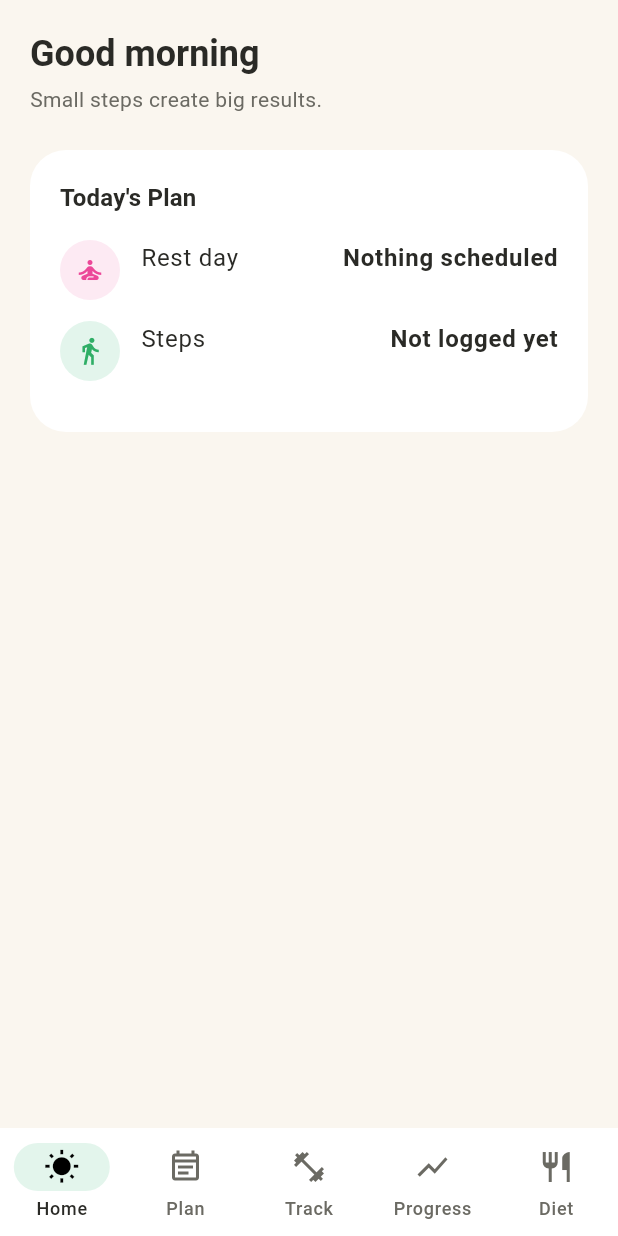
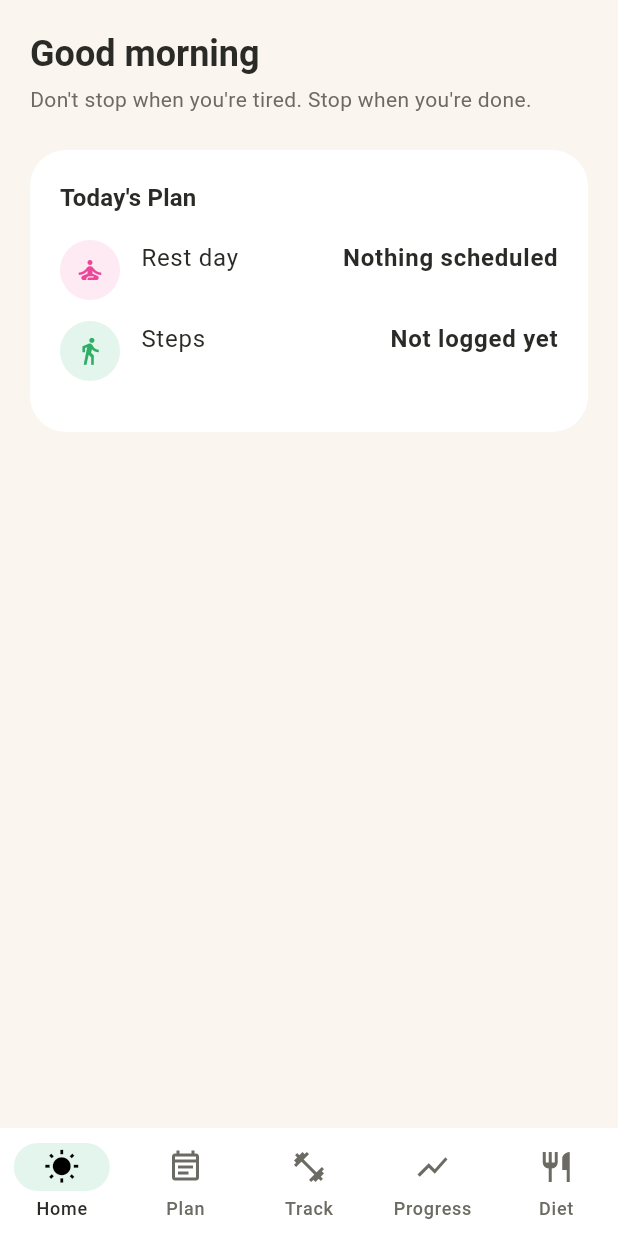
Before and after one commit to maheshsaibabu-debug/FitnessAI, a Flutter app: the TodayScreen screen opened by its route, on a phone screen of 412 x 824 dp. Run offline on Flutter 3.47's test engine with Material 3 defaults, Android fonts, the phone set to English and light mode, and no system bars; our stand-ins replace connectivity_plus, drift, flutter_dotenv, flutter_riverpod, flutter_secure_storage, go_router and 2 more; missing offline and left inert: health; accounts and stored records are empty; generated files the repository leaves out were written again.

Commit message:
Add a daily motivational quote to the Home screen
Replaces the hardcoded "Small steps create big results." subtitle
with MotivationEngine.dailyQuote(date): a deterministic day-of-year
index into a bundled quote list, so it's stable all day and changes
the next, with no state to persist.

Co-Authored-By: Claude Sonnet 5 <noreply@anthropic.com>

```diff
--- a/lib/domain/motivation_engine/motivation_engine.dart
+++ b/lib/domain/motivation_engine/motivation_engine.dart
@@ -58,4 +58,44 @@ class MotivationEngine {
   /// Shown when a streak breaks. Explicitly never framed as a failure —
   /// product spec §31: "Your streak ended. Your progress didn't."
   String streakEndedMessage() => 'Your streak ended. Your progress didn\'t.';
+
+  static const List<String> _dailyQuotes = [
+    'Small steps create big results.',
+    'The only bad workout is the one that didn\'t happen.',
+    'Discipline is choosing between what you want now and what you want most.',
+    'You don\'t have to be extreme, just consistent.',
+    'Progress, not perfection.',
+    'Your body can stand almost anything. It\'s your mind you have to convince.',
+    'Every workout is progress, no matter how small.',
+    'Motivation gets you started. Habit keeps you going.',
+    'Push yourself, because no one else is going to do it for you.',
+    'The pain of discipline weighs ounces; the pain of regret weighs tons.',
+    'Sweat is just fat crying.',
+    'A one-hour workout is 4% of your day. No excuses.',
+    'Strength doesn\'t come from what you can do. It comes from overcoming what you thought you couldn\'t.',
+    'Success starts with self-discipline.',
+    'The only way to finish is to start.',
+    'Don\'t stop when you\'re tired. Stop when you\'re done.',
+    'What seems impossible today will one day become your warm-up.',
+    'Your future self is watching you right now through memories.',
+    'The hardest lift is lifting yourself off the couch.',
+    'Consistency is what transforms average into excellence.',
+    'You are one workout away from a good mood.',
+    'Take care of your body. It\'s the only place you have to live.',
+    'Nothing changes if nothing changes.',
+    'It never gets easier, you just get stronger.',
+    'Rest, but never quit.',
+    'The body achieves what the mind believes.',
+    'Fall in love with the process, and the results will follow.',
+    'Today\'s effort is tomorrow\'s strength.',
+  ];
+
+  /// A stable "quote of the day" — the same quote all day for [date], a
+  /// different one the next, cycling through the list rather than picking
+  /// randomly so it's deterministic (no seed/state to persist) and never
+  /// repeats two days in a row within one cycle.
+  String dailyQuote(DateTime date) {
+    final dayOfYear = date.difference(DateTime(date.year)).inDays;
+    return _dailyQuotes[dayOfYear % _dailyQuotes.length];
+  }
 }
--- a/lib/features/dashboard/presentation/today_screen.dart
+++ b/lib/features/dashboard/presentation/today_screen.dart
@@ -4,6 +4,7 @@ import 'package:go_router/go_router.dart';
 
 import '../../../core/database/app_database.dart';
 import '../../../data/repositories/repository_providers.dart';
+import '../../../domain/motivation_engine/motivation_engine.dart';
 import '../../../domain/workout_engine/workout_generation_engine.dart';
 import '../../../shared/widgets/category_icon_badge.dart';
 import '../../../shared/widgets/offline_banner.dart';
@@ -59,7 +60,7 @@ class TodayScreen extends ConsumerWidget {
                   ),
                   const SizedBox(height: 4),
                   Text(
-                    'Small steps create big results.',
+                    const MotivationEngine().dailyQuote(DateTime.now()),
                     style: Theme.of(context).textTheme.bodyMedium?.copyWith(color: scheme.onSurfaceVariant),
                   ),
                   const SizedBox(height: 24),
```
Also changed, not shown: 1 other file.
